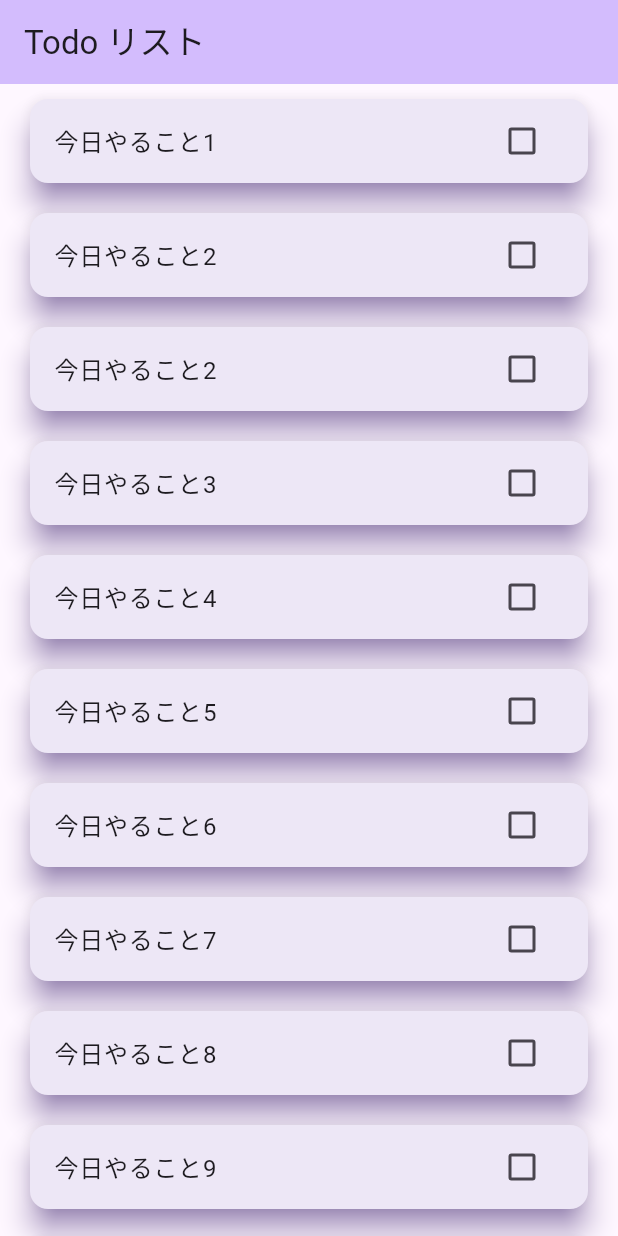
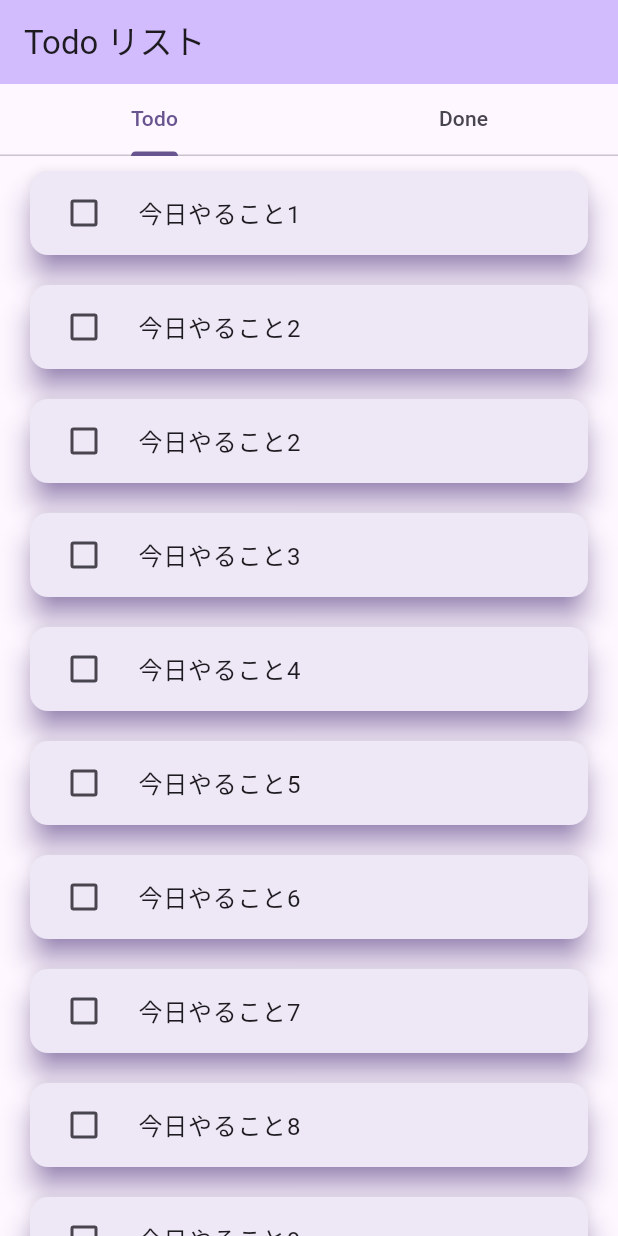
Before and after one commit to annayamamoto/todo, a Flutter app: the screen it shows after launch, on a phone screen of 412 x 824 dp. Run offline on Flutter 3.47's test engine with Material 2 defaults, Android fonts, the phone set to English and light mode, and no system bars; our stand-ins replace flutter_hooks, flutter_riverpod.

Commit message:
ウィジェットの切り分け、tabbar追加

```diff
--- /dev/null
+++ b/lib/tab_bar_widget.dart
@@ -0,0 +1,32 @@
+import 'package:flutter/material.dart';
+import 'package:flutter_hooks/flutter_hooks.dart';
+import 'package:todo/todo_list_view.dart';
+
+class TabBarWidget extends HookWidget {
+  TabBarWidget({super.key});
+
+  /// タブ切り替え画面
+  final List<Widget> tabList = [
+    const Tab(child: Text('Todo')),
+    const Tab(child: Text('Done')),
+  ];
+
+  @override
+  Widget build(BuildContext context) {
+    final _controller = useTabController(initialLength: tabList.length);
+    return Column(
+      children: [
+        TabBar(
+          tabs: tabList,
+          controller: _controller,
+        ),
+        Expanded(
+          child: TabBarView(controller: _controller, children: [
+            TodoListView(),
+            const Center(child: Text('Tab 2 View')),
+          ]),
+        )
+      ],
+    );
+  }
+}
--- a/lib/todo_home_page.dart
+++ b/lib/todo_home_page.dart
@@ -1,63 +1,18 @@
 import 'package:flutter/material.dart';
 import 'package:flutter_hooks/flutter_hooks.dart';
+import 'package:todo/tab_bar_widget.dart';
 
 class TodoHomePage extends HookWidget {
-  TodoHomePage({super.key});
-
-  final List<String> _todoList = [
-    '今日やること1',
-    '今日やること2',
-    '今日やること2',
-    '今日やること3',
-    '今日やること4',
-    '今日やること5',
-    '今日やること6',
-    '今日やること7',
-    '今日やること8',
-    '今日やること9',
-    '今日やること10',
-    '今日やること11',
-    '今日やること12',
-  ];
+  const TodoHomePage({super.key});
 
   @override
   Widget build(BuildContext context) {
-    // 各Todo項目のチェックボックスの状態を保存するためのリストを作成
-    final todoCheckedStates = List.generate(
-      _todoList.length,
-      (index) => useState(false),
-    );
     return Scaffold(
       appBar: AppBar(
         backgroundColor: Theme.of(context).colorScheme.inversePrimary,
         title: const Text('Todo リスト'),
       ),
-      body: SingleChildScrollView(
-        child: Column(
-            children: _todoList.asMap().entries.map((e) {
-          // .asMap()で、_todoListの各項目とそのインデックスを取得
-          final index = e.key;
-          final todo = e.value;
-          return Card(
-            color: Colors.deepPurple[50],
-            margin: const EdgeInsets.symmetric(horizontal: 20, vertical: 10),
-            elevation: 8,
-            shadowColor: Colors.deepPurple,
-            child: Column(
-              children: <Widget>[
-                CheckboxListTile(
-                  title: Text(todo),
-                  value: todoCheckedStates[index].value, // 現在のチェックボックスの状態
-                  onChanged: (newValue) {
-                    // チェックボックスがタップされたときの動作
-                    todoCheckedStates[index].value = newValue!;
-                  },
-                ),
-              ],
-            ),
-          );
-        }).toList()),
-      ),
+      body: TabBarWidget(),
     );
   }
 }
--- /dev/null
+++ b/lib/todo_list_view.dart
@@ -0,0 +1,62 @@
+import 'package:flutter/material.dart';
+import 'package:flutter_hooks/flutter_hooks.dart';
+
+class TodoListView extends HookWidget {
+  TodoListView({
+    super.key,
+  });
+
+  final List<String> _todoList = [
+    '今日やること1',
+    '今日やること2',
+    '今日やること2',
+    '今日やること3',
+    '今日やること4',
+    '今日やること5',
+    '今日やること6',
+    '今日やること7',
+    '今日やること8',
+    '今日やること9',
+    '今日やること10',
+    '今日やること11',
+    '今日やること12',
+  ];
+
+  @override
+  Widget build(BuildContext context) {
+    // 各Todo項目のチェックボックスの状態を保存するためのリストを作成
+    final todoCheckedStates = List.generate(
+      _todoList.length,
+      (index) => useState(false),
+    );
+    return Center(
+      child: SingleChildScrollView(
+        child: Column(
+            children: _todoList.asMap().entries.map((e) {
+          // .asMap()で、_todoListの各項目とそのインデックスを取得
+          final index = e.key;
+          final todo = e.value;
+          return Card(
+            color: Colors.deepPurple[50],
+            margin: const EdgeInsets.symmetric(horizontal: 20, vertical: 10),
+            elevation: 8,
+            shadowColor: Colors.deepPurple,
+            child: Column(
+              children: <Widget>[
+                CheckboxListTile(
+                  controlAffinity: ListTileControlAffinity.leading,
+                  title: Text(todo),
+                  value: todoCheckedStates[index].value, // 現在のチェックボックスの状態
+                  onChanged: (newValue) {
+                    // チェックボックスがタップされたときの動作
+                    todoCheckedStates[index].value = newValue!;
+                  },
+                ),
+              ],
+            ),
+          );
+        }).toList()),
+      ),
+    );
+  }
+}
```
